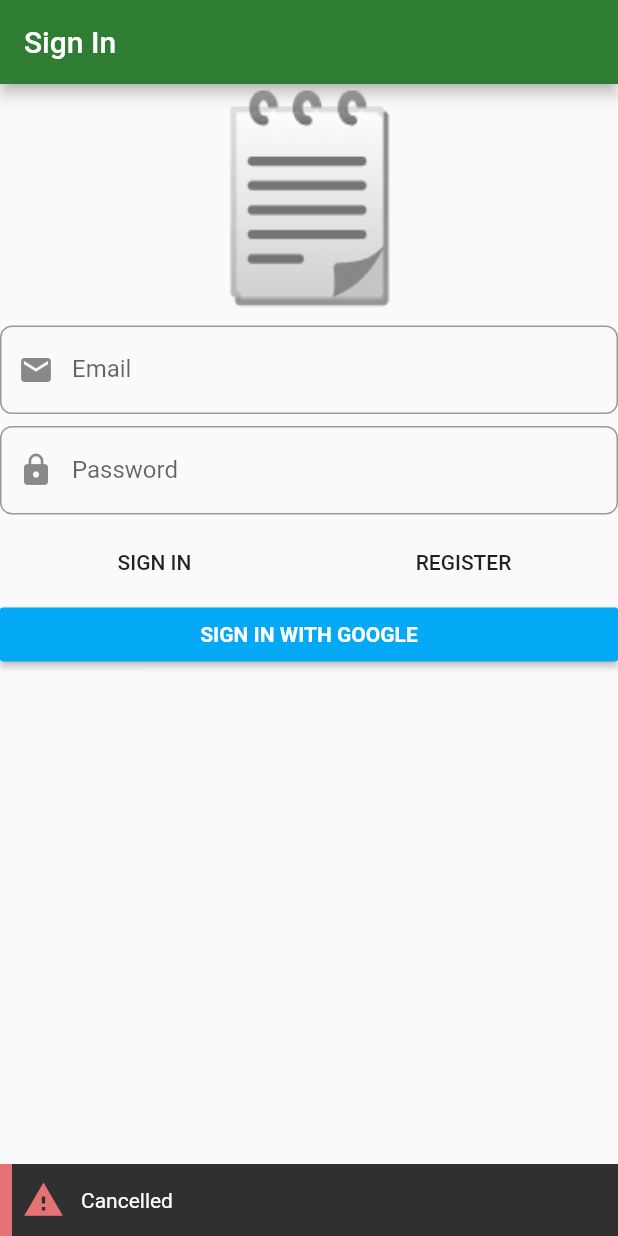
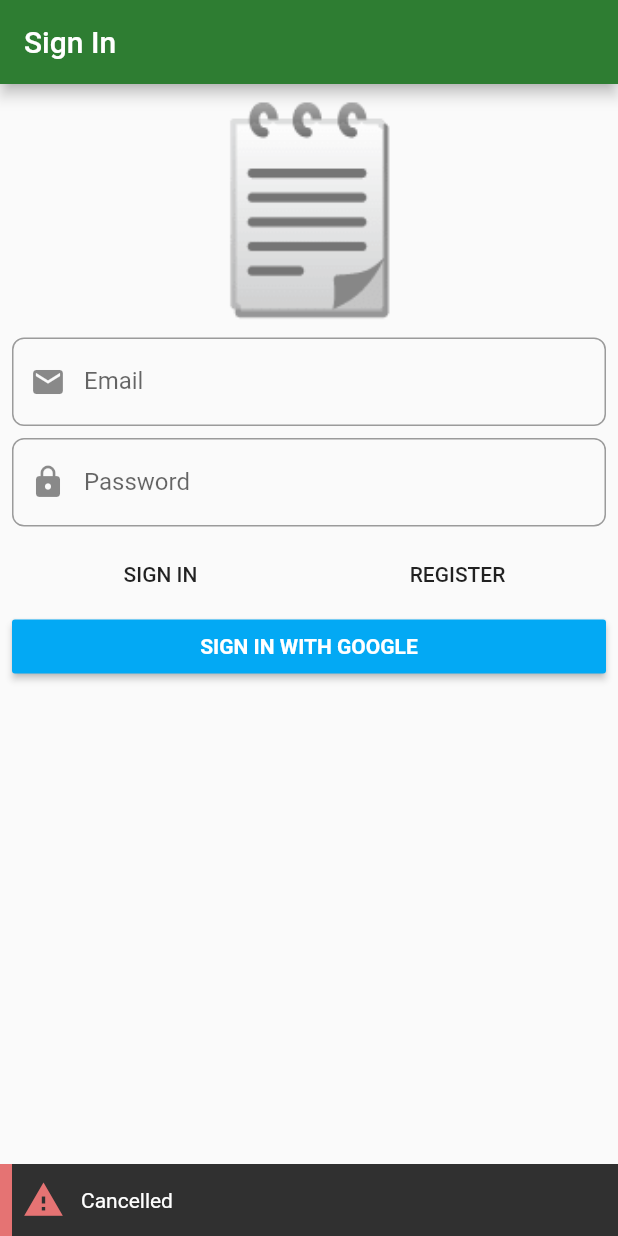
Before and after one commit to JordiGilTomas/Flutter_DDD, a Flutter app: the screen it shows after launch, after a tap on "SIGN IN WITH GOOGLE", on a phone screen of 412 x 824 dp. Run offline on Flutter 3.47's test engine with Material 2 defaults, Android fonts, the phone set to English and light mode, and no system bars; our stand-ins replace auto_route, bloc, dartz, firebase_auth, firebase_core, flushbar and 5 more; accounts and stored records are empty; generated files the repository leaves out were written again.

```diff
--- a/lib/domain/core/failures.dart
+++ b/lib/domain/core/failures.dart
@@ -4,10 +4,24 @@ part 'failures.freezed.dart';
 
 @freezed
 abstract class ValueFailure<T> with _$ValueFailure<T> {
+  const factory ValueFailure.exceedingLength({
+    @required T failedValue,
+    @required int max,
+  }) = ExceedingLength<T>;
+  const factory ValueFailure.empty({
+    @required T failedValue,
+  }) = Empty<T>;
+  const factory ValueFailure.multiline({
+    @required T failedValue,
+  }) = Multiline<T>;
+  const factory ValueFailure.listTooLong({
+    @required T failedValue,
+    @required int max,
+  }) = ListTooLong<T>;
   const factory ValueFailure.invalidEmail({
-    @required String failedValue,
+    @required T failedValue,
   }) = InvalidEmail<T>;
   const factory ValueFailure.shortPassword({
-    @required String failedValue,
+    @required T failedValue,
   }) = ShortPassword<T>;
 }
--- a/lib/presentation/routes/splash/splash_page.dart
+++ b/lib/presentation/routes/splash/splash_page.dart
@@ -13,9 +13,10 @@ class SplashPage extends StatelessWidget {
           initial: (_) {},
           authenticated: (_) {
             print("Auth ok");
+            ExtendedNavigator.of(context).replace(Routes.signInPage);
           },
           unauthenticated: (_) =>
-              ExtendedNavigator.of(context).popAndPush(Routes.signInPage),
+              ExtendedNavigator.of(context).replace(Routes.signInPage),
         );
       },
     );
--- a/lib/presentation/sign_in/widgets/sign_in_form.dart
+++ b/lib/presentation/sign_in/widgets/sign_in_form.dart
@@ -28,6 +28,7 @@ class SignInForm extends StatelessWidget {
       return Form(
         autovalidateMode: AutovalidateMode.onUserInteraction,
         child: ListView(
+          padding: const EdgeInsets.all(8.0),
           children: <Widget>[
             const Text(
               '🗒',
@@ -111,6 +112,10 @@ class SignInForm extends StatelessWidget {
                 ),
               ),
             ),
+            if (state.isSubmitting) ...[
+              const SizedBox(height: 8),
+              const LinearProgressIndicator()
+            ]
           ],
         ),
       );
```
Also changed, not shown: pubspec.yaml (+7 -7 lines), lib/application/auth/bloc/auth_bloc.freezed.dart, lib/application/auth/sign_in_form/bloc/sign_in_form_bloc.freezed.dart, lib/domain/auth/auth_failure.freezed.dart, lib/domain/auth/user.freezed.dart, lib/domain/core/failures.freezed.dart, pubspec.lock.
